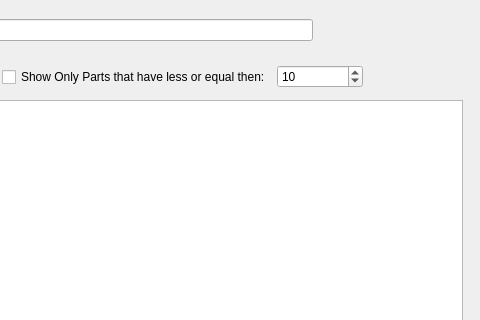
The window that Stock_Control.ui (bedi1982/Oficina) describes before a commit, drawn with Qt 5; both pictures show x 358 to 838 and y 0 to 320 of the 838 by 655 pixel window.
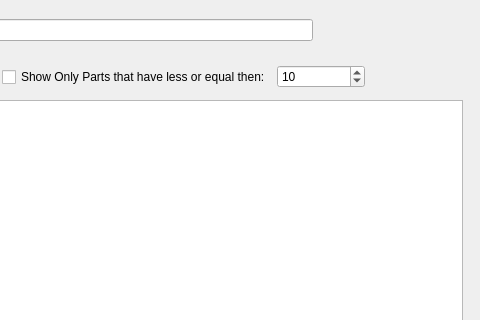
The same window after the commit. Icons and pictures are not drawn.

Patch:
```diff
--- a/Stock_Control.ui
+++ b/Stock_Control.ui
@@ -195,7 +195,7 @@
     <rect>
      <x>360</x>
      <y>60</y>
-     <width>361</width>
+     <width>363</width>
      <height>34</height>
     </rect>
    </property>
```
Left out of the diff: 3 changed lines with no effect on the pictures.
